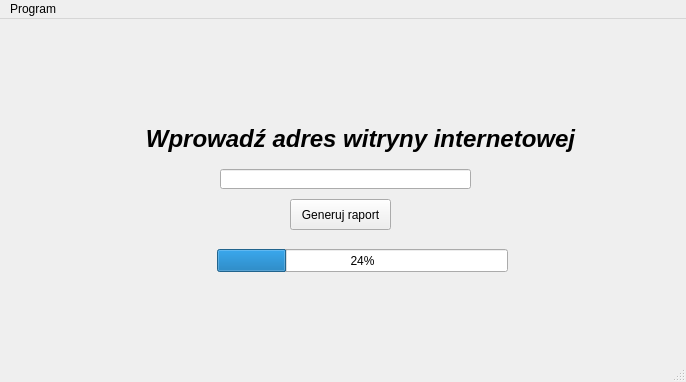
This is Menu/ui/menu.ui in Cielako/Projekt-Python as Qt 5 draws it before an edit. The edited form follows.
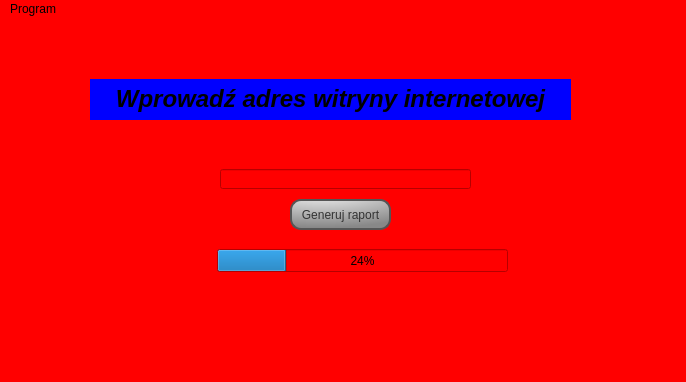
This is the edited form.

What changed in the file:
```diff
--- a/Menu/ui/menu.ui
+++ b/Menu/ui/menu.ui
@@ -19,6 +19,9 @@
   <property name="windowTitle">
    <string>MainWindow</string>
   </property>
+  <property name="styleSheet">
+   <string notr="true">background-color: red;</string>
+  </property>
   <widget class="QWidget" name="centralwidget">
    <widget class="QPushButton" name="generateButton">
     <property name="geometry">
@@ -32,6 +35,15 @@
     <property name="statusTip">
      <string>Rozpocznij generowanie raportu</string>
     </property>
+    <property name="styleSheet">
+     <string notr="true">QPushButton {
+color: #333;
+border: 2px solid #555;
+border-radius: 11px;
+padding: 5px;
+background: qradialgradient(cx: 0.3, cy: -0.4,fx: 0.3, fy: -0.4, radius: 1.35, stop: 0 #fff, stop: 1 #888);
+ }</string>
+    </property>
     <property name="text">
      <string>Generuj raport</string>
     </property>
@@ -52,12 +64,15 @@
    <widget class="QLabel" name="labelAddress">
     <property name="geometry">
      <rect>
-      <x>120</x>
-      <y>100</y>
+      <x>90</x>
+      <y>60</y>
       <width>481</width>
       <height>41</height>
      </rect>
     </property>
+    <property name="styleSheet">
+     <string notr="true">background-color: blue</string>
+    </property>
     <property name="text">
      <string>&lt;html&gt;&lt;head/&gt;&lt;body&gt;&lt;p align=&quot;center&quot;&gt;&lt;span style=&quot; font-size:18pt; font-weight:600; font-style:italic;&quot;&gt;Wprowadź adres witryny internetowej&lt;/span&gt;&lt;/p&gt;&lt;/body&gt;&lt;/html&gt;</string>
     </property>
```
